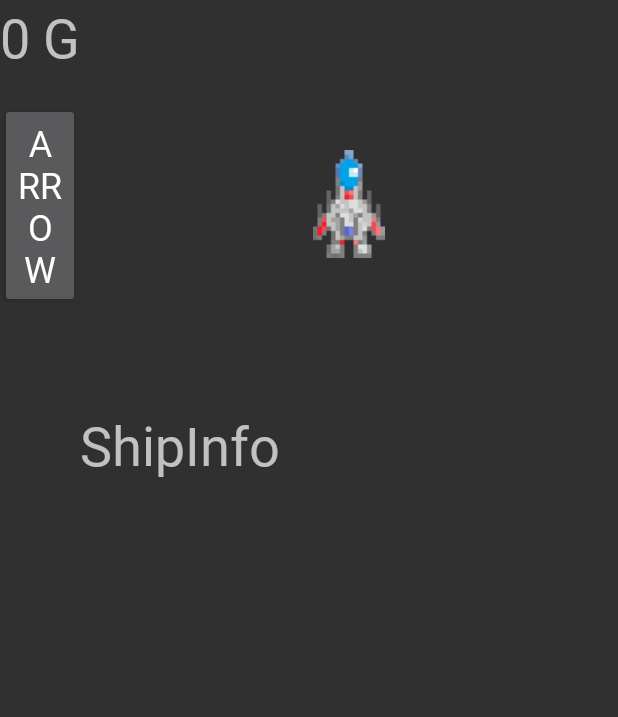
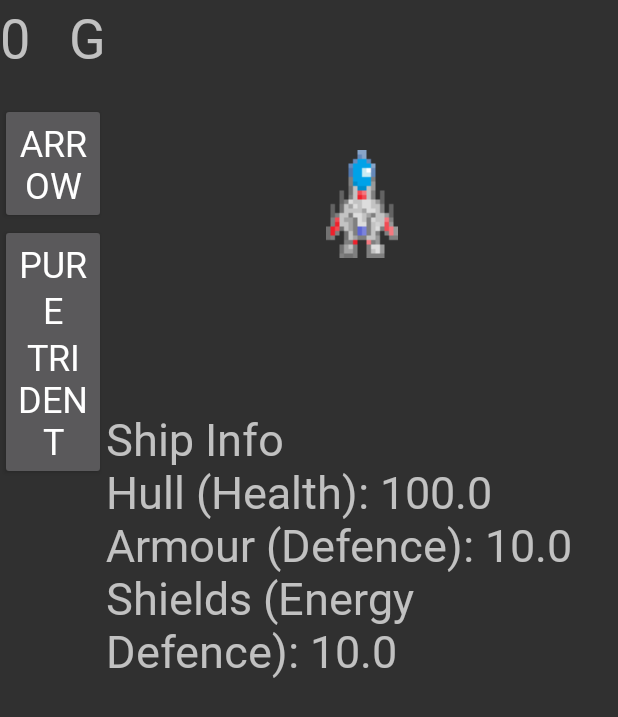
Before and after one commit to Dmity569/SpaceGameBulletHell, an Android app: the ShipsActivity screen opened directly, with no data from a screen before it, after a tap on "ARROW", on a phone screen of 412 x 824 dp. Shown: the top 717 px of the screen. Run offline under Robolectric (Android 15) with nearby library versions, the phone set to English and light mode, and no system bars.

Commit message:
(almost) working ship shop

```diff
--- a/app/src/main/java/com/example/spacegame/EditorInfo.java
+++ b/app/src/main/java/com/example/spacegame/EditorInfo.java
@@ -1,15 +1,26 @@
 package com.example.spacegame;
 
+import android.graphics.Bitmap;
+import android.graphics.drawable.Drawable;
+
 public class EditorInfo {
-    static int ship_amount = 1;
+    static int ship_amount = 2;
     public static class ShipType {
-        float max_health;
-        float def;
-        float e_def;
+        static float max_health;
+        static float def;
+        static float e_def;
+        static int sprite;
     }
     public static class Ship_Arrow extends ShipType{
-        float max_health = 100;
-        float def = 10;
-        float e_def = 10;
+        static float max_health = 100;
+        static float def = 10;
+        static float e_def = 10;
+        static int sprite = R.drawable.ship_arrow;
+    }
+    public static class Ship_Pure_Trident extends ShipType{
+        static float max_health = 80;
+        static float def = 20;
+        static float e_def = 20;
+        static int sprite = R.drawable.ship_pure_trident;
     }
 }
--- a/app/src/main/java/com/example/spacegame/ShipsActivity.java
+++ b/app/src/main/java/com/example/spacegame/ShipsActivity.java
@@ -4,20 +4,41 @@ import android.content.Context;
 import android.content.Intent;
 import android.content.SharedPreferences;
 import android.os.Bundle;
+import android.util.Log;
 import android.view.View;
 import android.view.Window;
 import android.widget.Button;
+import android.widget.ImageView;
 import android.widget.LinearLayout;
 import android.widget.ScrollView;
 import android.widget.TextView;
+import com.example.spacegame.EditorInfo;
 
 import androidx.appcompat.app.AppCompatActivity;
 
 public class ShipsActivity extends AppCompatActivity {
     SharedPreferences mSettings;
     TextView moneyShips;
+    TextView shipInfo;
+    ImageView shipImage;
     LinearLayout shipButtons;
-    EditorInfo.ShipType shipType;
+    // EditorInfo.ShipType shipType;
+    String infoText = "ShipInfo";
+    //Ship Stat Bloc
+    float max_health;
+    float def;
+    float e_def;
+    int sprite;
+
+
+    private void changeShips() {
+        infoText = "Ship Info";
+        infoText += "\nHull (Health): " + Float.toString(max_health);
+        infoText += "\nArmour (Defence): " + Float.toString(def);
+        infoText += "\nShields (Energy Defence): " + Float.toString(e_def);
+        shipInfo.setText(infoText);
+        shipImage.setImageResource(sprite);
+    }
 
     @Override
     protected void onCreate(Bundle savedInstanceState) {
@@ -26,7 +47,9 @@ public class ShipsActivity extends AppCompatActivity {
         setContentView(R.layout.activity_ships);
         mSettings = getSharedPreferences("mysettings", Context.MODE_PRIVATE);
         moneyShips = (TextView) findViewById(R.id.moneyShips);
-        moneyShips.setText(Integer.toString(mSettings.getInt("money", 0)) + " G");
+        moneyShips.setText(Integer.toString(mSettings.getInt("money", 0)) + "   G");
+        shipInfo = (TextView) findViewById(R.id.shipInfo);
+        shipImage = (ImageView) findViewById(R.id.shipImage);
         shipButtons = (LinearLayout) findViewById(R.id.shipButtons);
         for (int i = 0; i < EditorInfo.ship_amount; i++){
             Button ship_button = (Button) shipButtons.getChildAt(i);
@@ -35,9 +58,19 @@ public class ShipsActivity extends AppCompatActivity {
                 public void onClick(View view) {
                     switch ((String) ship_button.getText()){
                         case "Arrow":
-                            shipType = new EditorInfo.Ship_Arrow();
+                            max_health = EditorInfo.Ship_Arrow.max_health;
+                            def = EditorInfo.Ship_Arrow.def;
+                            e_def = EditorInfo.Ship_Arrow.e_def;
+                            sprite = EditorInfo.Ship_Arrow.sprite;
+                            break;
+                        case "Pure\nTrident":
+                            max_health = EditorInfo.Ship_Pure_Trident.max_health;
+                            def = EditorInfo.Ship_Pure_Trident.def;
+                            e_def = EditorInfo.Ship_Pure_Trident.e_def;
+                            sprite = EditorInfo.Ship_Pure_Trident.sprite;
                             break;
                     }
+                    changeShips();
                 }
             }
                 );
--- a/app/src/main/res/layout/activity_ships.xml
+++ b/app/src/main/res/layout/activity_ships.xml
@@ -43,6 +43,14 @@
                         android:fontFamily="@font/gorgeouspixel"
                         android:text="Arrow"
                         android:textSize="24sp" />
+
+                    <Button
+                        android:id="@+id/pureTrident"
+                        android:layout_width="match_parent"
+                        android:layout_height="wrap_content"
+                        android:fontFamily="@font/gorgeouspixel"
+                        android:text="Pure\nTrident"
+                        android:textSize="24sp" />
                 </LinearLayout>
             </ScrollView>
 
@@ -67,7 +75,7 @@
                 android:layout_height="wrap_content"
                 android:fontFamily="@font/gorgeouspixel"
                 android:text="ShipInfo"
-                android:textSize="36sp" />
+                android:textSize="30sp" />
         </LinearLayout>
     </LinearLayout>
 
```
Also changed, not shown: app/src/main/res/drawable/ship_arrow.png (added), app/src/main/res/drawable/ship_pure_trident.png (added).
